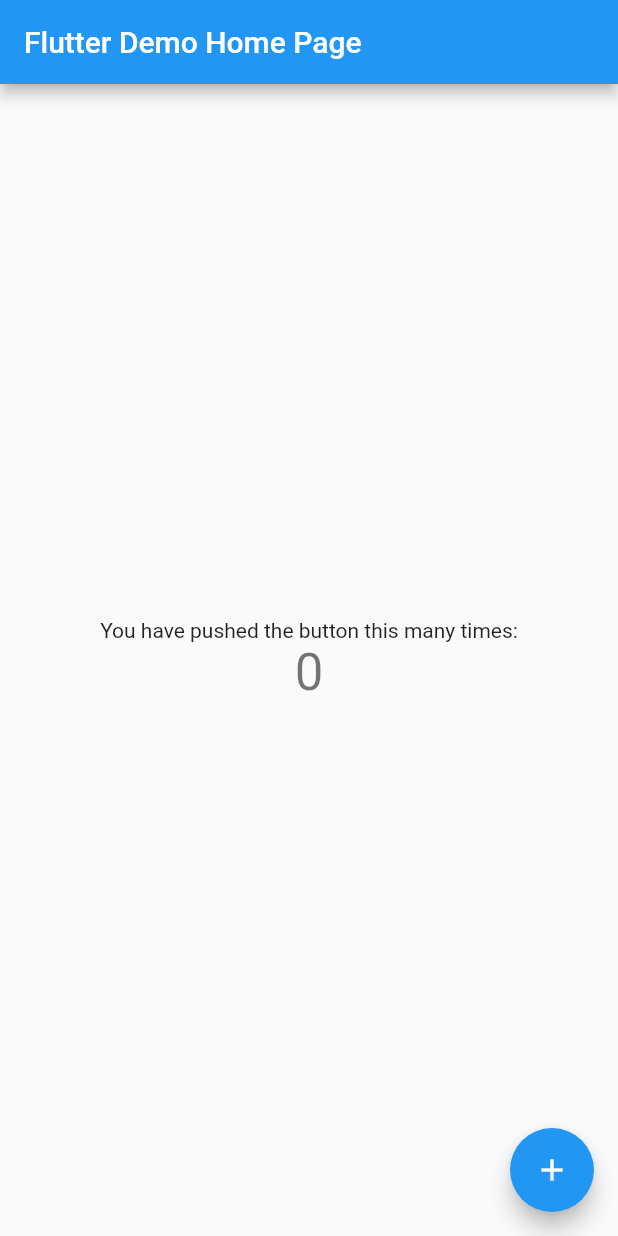
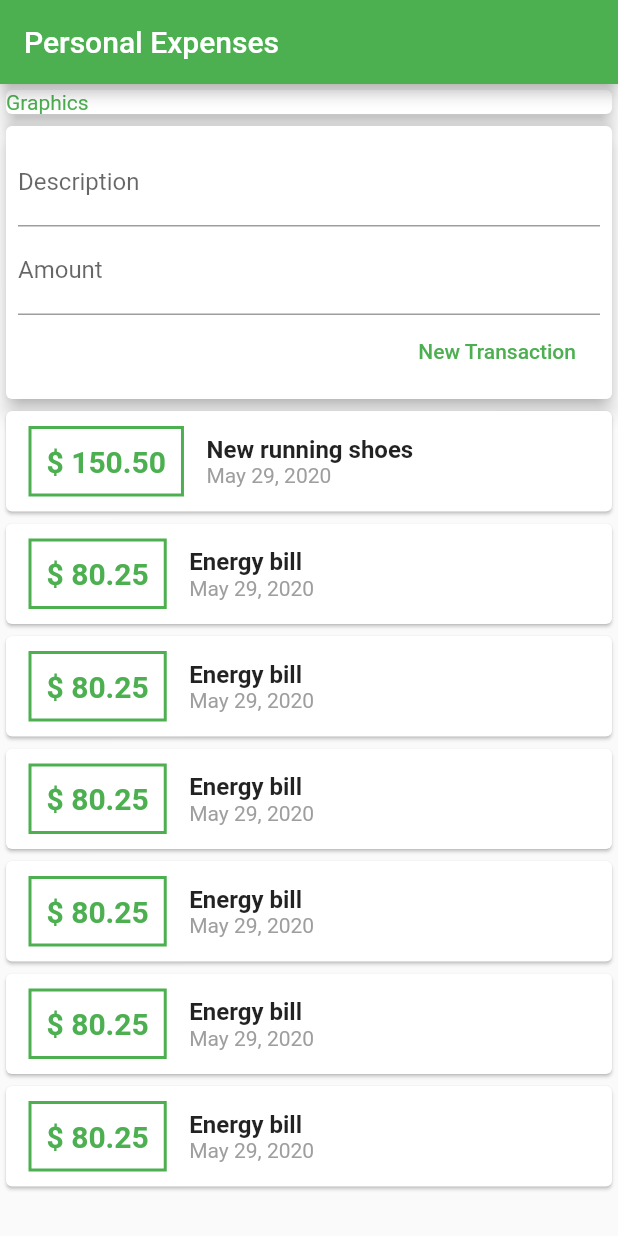
Before and after one commit to tuliogomesbarbosa/flutter, a Flutter app: the screen it shows after launch, on a phone screen of 412 x 824 dp. Run offline on Flutter 3.47's test engine with Material 2 defaults, Android fonts, the phone set to English and light mode, and no system bars.

Commit message:
personal expenses app initial commit

```diff
--- /dev/null
+++ b/personal_expenses/lib/components/transaction_form.dart
@@ -0,0 +1,43 @@
+import 'package:flutter/cupertino.dart';
+import 'package:flutter/material.dart';
+
+class TransactionForm extends StatelessWidget {
+  final descriptionController = TextEditingController();
+  final amountController = TextEditingController();
+
+  final void Function(String, double) _onSubmitEvent;
+
+  TransactionForm(this._onSubmitEvent);
+
+  @override
+  Widget build(BuildContext context) {
+    return Card(
+      elevation: 5,
+      child: Padding(
+        padding: const EdgeInsets.all(8.0),
+        child: Column(
+          children: <Widget>[
+            TextField(
+              controller: descriptionController,
+              decoration: InputDecoration(labelText: 'Description'),
+            ),
+            TextField(
+              controller: amountController,
+              decoration: InputDecoration(labelText: "Amount"),
+            ),
+            Row(
+              mainAxisAlignment: MainAxisAlignment.end,
+              children: <Widget>[
+                FlatButton(
+                  child: Text("New Transaction"),
+                  textColor: Colors.green,
+                  onPressed: () => _onSubmitEvent(descriptionController.text, double.tryParse(amountController.text))
+                ),
+              ],
+            )
+          ],
+        ),
+      ),
+    );
+  }
+}
--- /dev/null
+++ b/personal_expenses/lib/components/transaction_list.dart
@@ -0,0 +1,65 @@
+import 'package:flutter/material.dart';
+import 'package:intl/intl.dart';
+import 'package:personalexpenses/models/transaction.dart';
+
+class TransactionList extends StatelessWidget {
+  final List<Transaction> transactions;
+
+  TransactionList(this.transactions);
+
+  @override
+  Widget build(BuildContext context) {
+    return Container(
+      height: 600,
+      child: ListView(
+        children: transactions
+            .map((tx) => Card(
+                  child: Row(
+                    children: <Widget>[
+                      Container(
+                        margin: EdgeInsets.symmetric(
+                          horizontal: 15,
+                          vertical: 10,
+                        ),
+                        decoration: BoxDecoration(
+                          border: Border.all(
+                            color: Colors.green,
+                            width: 2,
+                          ),
+                        ),
+                        padding: EdgeInsets.all(10),
+                        child: Text(
+                          '\$ ${tx.amount.toStringAsFixed(2)}',
+                          style: TextStyle(
+                            fontWeight: FontWeight.bold,
+                            fontSize: 20,
+                            color: Colors.green,
+                          ),
+                        ),
+                      ),
+                      Column(
+                        crossAxisAlignment: CrossAxisAlignment.start,
+                        children: <Widget>[
+                          Text(
+                            tx.description,
+                            style: TextStyle(
+                              fontWeight: FontWeight.bold,
+                              fontSize: 16,
+                            ),
+                          ),
+                          Text(
+                            DateFormat.yMMMd().format(DateTime.now()),
+                            style: TextStyle(
+                              color: Colors.grey,
+                            ),
+                          ),
+                        ],
+                      ),
+                    ],
+                  ),
+                ))
+            .toList(),
+      ),
+    );
+  }
+}
--- /dev/null
+++ b/personal_expenses/lib/components/transaction_user.dart
@@ -0,0 +1,79 @@
+import 'dart:math';
+
+import 'package:flutter/material.dart';
+import 'package:personalexpenses/components/transaction_form.dart';
+import 'package:personalexpenses/components/transaction_list.dart';
+import 'package:personalexpenses/models/transaction.dart';
+
+class TransactionUser extends StatefulWidget {
+  @override
+  State<StatefulWidget> createState() => _TransactionUserState();
+}
+
+class _TransactionUserState extends State<TransactionUser> {
+  final _transactions = [
+    Transaction(
+        id: '1',
+        description: 'New running shoes',
+        amount: 150.50,
+        date: DateTime.now()),
+    Transaction(
+      id: '2',
+      description: 'Energy bill',
+      amount: 80.25,
+      date: DateTime.now(),
+    ),
+    Transaction(
+      id: '2',
+      description: 'Energy bill',
+      amount: 80.25,
+      date: DateTime.now(),
+    ),
+    Transaction(
+      id: '2',
+      description: 'Energy bill',
+      amount: 80.25,
+      date: DateTime.now(),
+    ),
+    Transaction(
+      id: '2',
+      description: 'Energy bill',
+      amount: 80.25,
+      date: DateTime.now(),
+    ),
+    Transaction(
+      id: '2',
+      description: 'Energy bill',
+      amount: 80.25,
+      date: DateTime.now(),
+    ),
+    Transaction(
+      id: '2',
+      description: 'Energy bill',
+      amount: 80.25,
+      date: DateTime.now(),
+    ),
+  ];
+
+  _addTransaction(String description, double amount) {
+    final newTransaction = Transaction(
+      id: Random().nextDouble().toString(),
+      description: description,
+      amount: amount,
+      date: DateTime.now(),
+    );
+    setState(() {
+      _transactions.add(newTransaction);
+    });
+  }
+
+  @override
+  Widget build(BuildContext context) {
+    return Column(
+      children: <Widget>[
+        TransactionForm(_addTransaction),
+        TransactionList(_transactions),
+      ],
+    );
+  }
+}
--- a/personal_expenses/lib/main.dart
+++ b/personal_expenses/lib/main.dart
@@ -1,117 +1,49 @@
 import 'package:flutter/material.dart';
+import 'package:personalexpenses/components/transaction_user.dart';
 
-void main() {
-  runApp(MyApp());
-}
+void main() => runApp(ExpensesApp());
 
-class MyApp extends StatelessWidget {
-  // This widget is the root of your application.
+class ExpensesApp extends StatelessWidget {
   @override
   Widget build(BuildContext context) {
     return MaterialApp(
-      title: 'Flutter Demo',
+      title: 'Personal Expenses',
       theme: ThemeData(
-        // This is the theme of your application.
-        //
-        // Try running your application with "flutter run". You'll see the
-        // application has a blue toolbar. Then, without quitting the app, try
-        // changing the primarySwatch below to Colors.green and then invoke
-        // "hot reload" (press "r" in the console where you ran "flutter run",
-        // or simply save your changes to "hot reload" in a Flutter IDE).
-        // Notice that the counter didn't reset back to zero; the application
-        // is not restarted.
-        primarySwatch: Colors.blue,
-        // This makes the visual density adapt to the platform that you run
-        // the app on. For desktop platforms, the controls will be smaller and
-        // closer together (more dense) than on mobile platforms.
+        primarySwatch: Colors.green,
         visualDensity: VisualDensity.adaptivePlatformDensity,
       ),
-      home: MyHomePage(title: 'Flutter Demo Home Page'),
+      home: MyHomePage(),
     );
   }
 }
 
-class MyHomePage extends StatefulWidget {
-  MyHomePage({Key key, this.title}) : super(key: key);
-
-  // This widget is the home page of your application. It is stateful, meaning
-  // that it has a State object (defined below) that contains fields that affect
-  // how it looks.
-
-  // This class is the configuration for the state. It holds the values (in this
-  // case the title) provided by the parent (in this case the App widget) and
-  // used by the build method of the State. Fields in a Widget subclass are
-  // always marked "final".
-
-  final String title;
-
-  @override
-  _MyHomePageState createState() => _MyHomePageState();
-}
-
-class _MyHomePageState extends State<MyHomePage> {
-  int _counter = 0;
-
-  void _incrementCounter() {
-    setState(() {
-      // This call to setState tells the Flutter framework that something has
-      // changed in this State, which causes it to rerun the build method below
-      // so that the display can reflect the updated values. If we changed
-      // _counter without calling setState(), then the build method would not be
-      // called again, and so nothing would appear to happen.
-      _counter++;
-    });
-  }
-
+class MyHomePage extends StatelessWidget {
   @override
   Widget build(BuildContext context) {
-    // This method is rerun every time setState is called, for instance as done
-    // by the _incrementCounter method above.
-    //
-    // The Flutter framework has been optimized to make rerunning build methods
-    // fast, so that you can just rebuild anything that needs updating rather
-    // than having to individually change instances of widgets.
     return Scaffold(
         appBar: AppBar(
-        // Here we take the value from the MyHomePage object that was created by
-        // the App.build method, and use it to set our appbar title.
-        title: Text(widget.title),
+          title: Text('Personal Expenses'),
         ),
-      body: Center(
-        // Center is a layout widget. It takes a single child and positions it
-        // in the middle of the parent.
+        body: SingleChildScrollView(
+          child: Container(
             child: Column(
-          // Column is also a layout widget. It takes a list of children and
-          // arranges them vertically. By default, it sizes itself to fit its
-          // children horizontally, and tries to be as tall as its parent.
-          //
-          // Invoke "debug painting" (press "p" in the console, choose the
-          // "Toggle Debug Paint" action from the Flutter Inspector in Android
-          // Studio, or the "Toggle Debug Paint" command in Visual Studio Code)
-          // to see the wireframe for each widget.
-          //
-          // Column has various properties to control how it sizes itself and
-          // how it positions its children. Here we use mainAxisAlignment to
-          // center the children vertically; the main axis here is the vertical
-          // axis because Columns are vertical (the cross axis would be
-          // horizontal).
-          mainAxisAlignment: MainAxisAlignment.center,
+              crossAxisAlignment: CrossAxisAlignment.stretch,
               children: <Widget>[
-            Text(
-              'You have pushed the button this many times:',
+                Container(
+                  child: Card(
+                    child: Text(
+                      'Graphics',
+                      style: TextStyle(
+                        color: Colors.green,
                       ),
-            Text(
-              '$_counter',
-              style: Theme.of(context).textTheme.headline4,
                     ),
+                    elevation: 5,
+                  ),
+                ),
+                TransactionUser(),
               ],
             ),
           ),
-      floatingActionButton: FloatingActionButton(
-        onPressed: _incrementCounter,
-        tooltip: 'Increment',
-        child: Icon(Icons.add),
-      ), // This trailing comma makes auto-formatting nicer for build methods.
-    );
+        ));
   }
 }
--- /dev/null
+++ b/personal_expenses/lib/models/transaction.dart
@@ -0,0 +1,8 @@
+class Transaction {
+  final String id;
+  final String description;
+  final double amount;
+  final DateTime date;
+
+  Transaction({this.id, this.description, this.amount, this.date});
+}
--- a/personal_expenses/pubspec.yaml
+++ b/personal_expenses/pubspec.yaml
@@ -23,6 +23,7 @@ environment:
 dependencies:
   flutter:
     sdk: flutter
+  intl: ^0.16.1
 
 
   # The following adds the Cupertino Icons font to your application.
```
Also changed, not shown: personal_expenses/pubspec.lock, 1 other file. Lines whose indentation alone changed are shown as unchanged.
